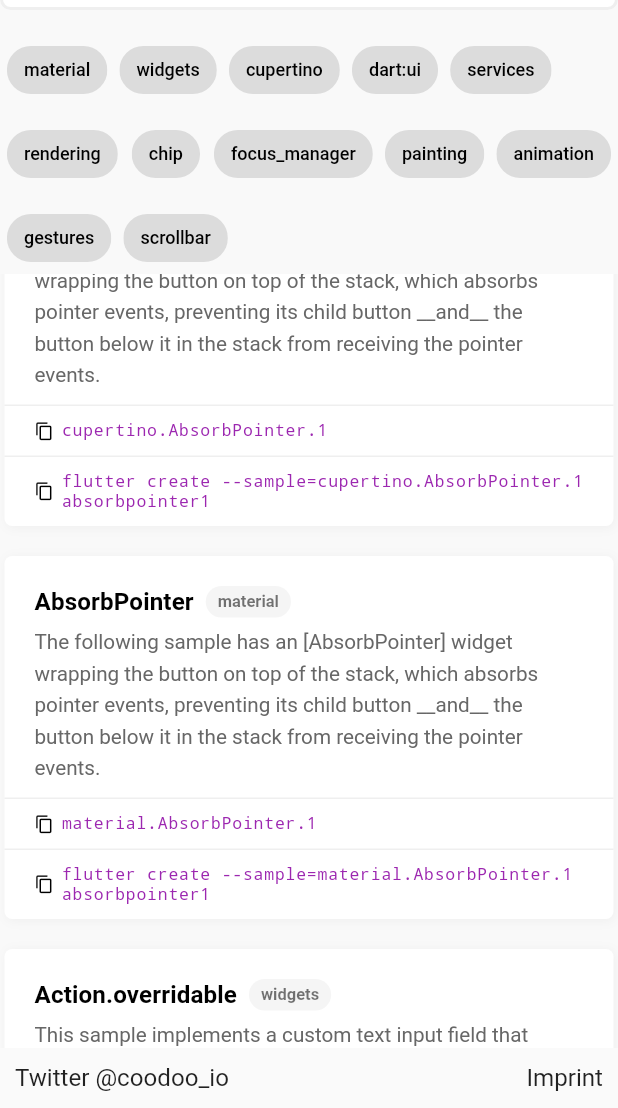
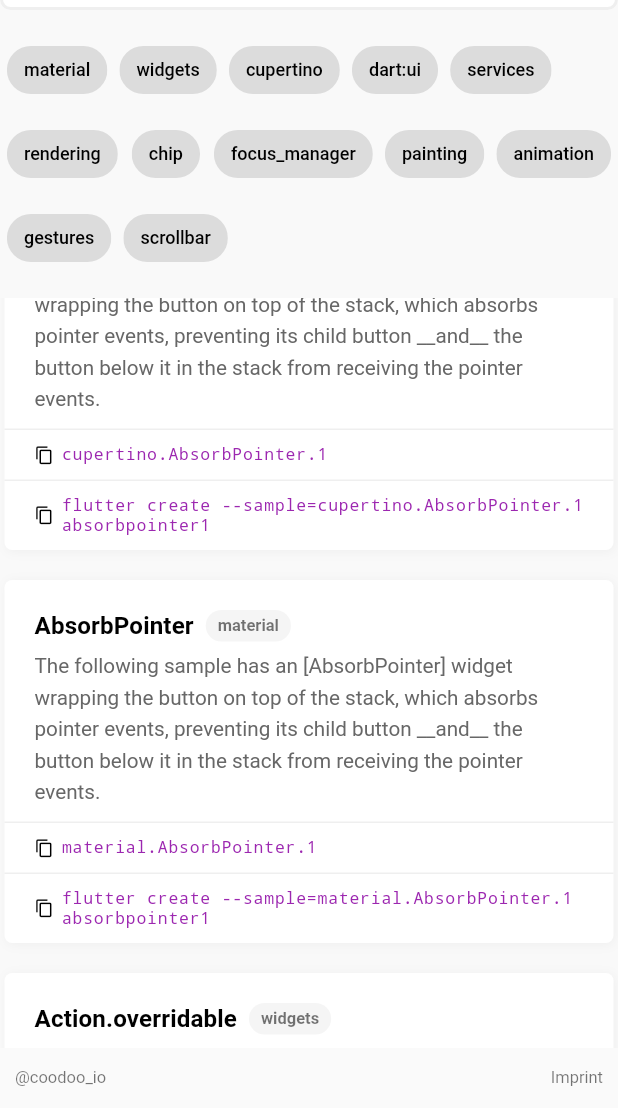
Before and after one commit to coodoo-io/flutter_samples_search, a Flutter app: the screen it shows after launch, scrolled down 576 dp, after a tap on "Imprint", on a phone screen of 412 x 824 dp, the part 128-1236 px from its top. Run offline on Flutter 3.47's test engine with Material 2 defaults, Android fonts, the phone set to English and light mode, and no system bars; our stand-ins replace firebase_analytics, firebase_core; accounts and stored records are empty; statements that could not run were skipped.

Commit message:
minor fixes

```diff
--- a/lib/main.dart
+++ b/lib/main.dart
@@ -217,6 +217,7 @@ class _HomePageState extends State<HomePage> {
                   onSelected: (index, value) => setLibrary(index, value),
                 ),
               ),
+              const SizedBox(height: 16),
               searchList.isNotEmpty
                   ? Flexible(
                       child: ListView.builder(
@@ -242,7 +243,30 @@ class _HomePageState extends State<HomePage> {
           ),
         ),
       ),
-      bottomSheet: Container(
+      bottomSheet: Footer(maxWidth: maxWidth),
+    );
+  }
+
+  @override
+  void dispose() {
+    _debounce?.cancel();
+    super.dispose();
+  }
+}
+
+class Footer extends StatelessWidget {
+  const Footer({
+    Key? key,
+    required this.maxWidth,
+  }) : super(key: key);
+
+  final double maxWidth;
+
+  @override
+  Widget build(BuildContext context) {
+    final theme = Theme.of(context);
+
+    return Container(
       height: 40.0,
       alignment: Alignment.center,
       child: Center(
@@ -253,14 +277,20 @@ class _HomePageState extends State<HomePage> {
             mainAxisAlignment: MainAxisAlignment.spaceBetween,
             children: [
               InkWell(
-                  child: const Text('Twitter @coodoo_io'),
+                child: Text(
+                  '@coodoo_io',
+                  style: theme.textTheme.caption?.copyWith(fontSize: 11),
+                ),
                 onTap: () async => await launchUrl(
                   Uri(scheme: 'https', host: 'www.twitter.com', path: 'coodoo_io'),
                   mode: LaunchMode.externalApplication,
                 ),
               ),
               InkWell(
-                  child: const Text('Imprint'),
+                child: Text(
+                  'Imprint',
+                  style: theme.textTheme.caption?.copyWith(fontSize: 11),
+                ),
                 onTap: () async => await launchUrl(
                   Uri(scheme: 'https', host: 'www.coodoo.de', path: 'impressum'),
                   mode: LaunchMode.externalApplication,
@@ -270,14 +300,7 @@ class _HomePageState extends State<HomePage> {
           ),
         ),
       ),
-      ),
     );
-  }
-
-  @override
-  void dispose() {
-    _debounce?.cancel();
-    super.dispose();
   }
 }
 
```
Lines whose indentation alone changed are shown as unchanged.
